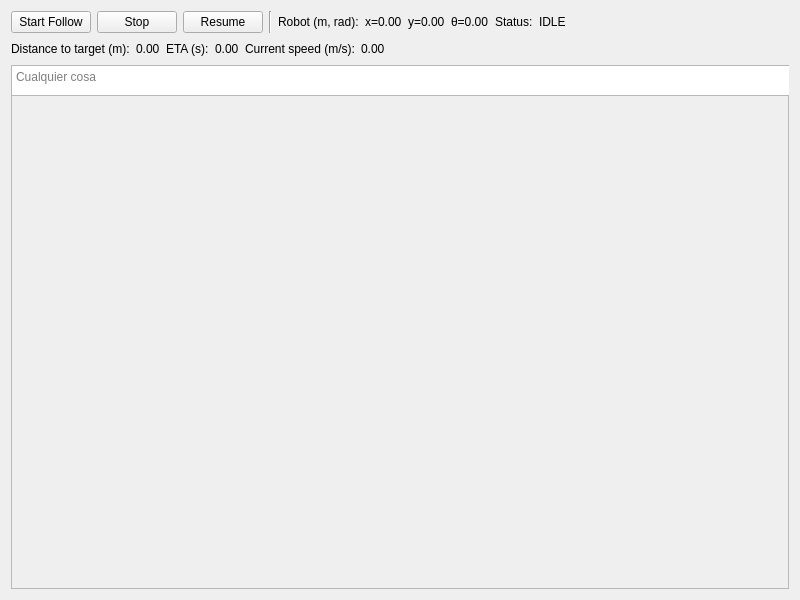
Above: ainf_mission_planner/src/mainUI.ui from SandraMaldonado10/RobAvanzadaG3 before the change. Below: the same form after it.
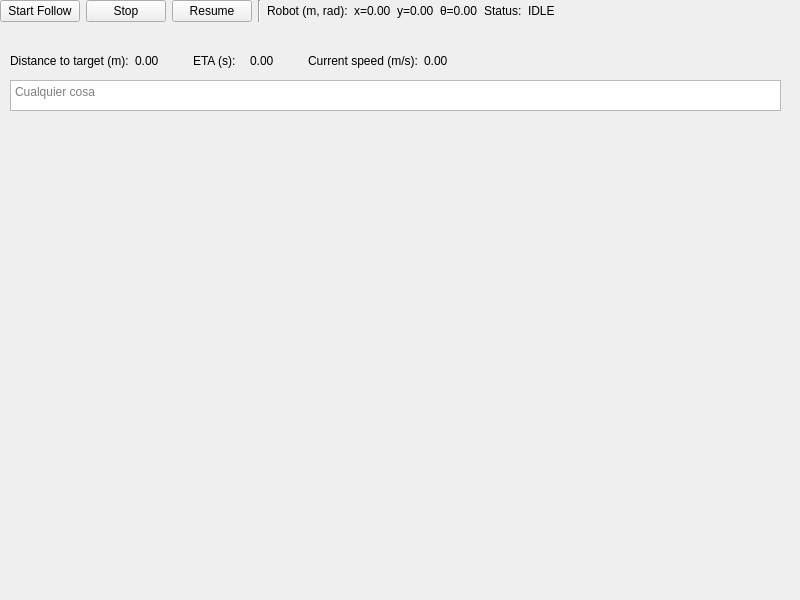
That is the form after the change.

Commit message: Interfaz arreglada

```diff
--- a/ainf_mission_planner/src/mainUI.ui
+++ b/ainf_mission_planner/src/mainUI.ui
@@ -13,8 +13,39 @@
   <property name="windowTitle">
    <string>ainf_mission_planner</string>
   </property>
-  <layout class="QVBoxLayout" name="verticalLayout_main">
-   <item>
+  <widget class="QFrame" name="frame">
+   <property name="geometry">
+    <rect>
+     <x>11</x>
+     <y>129</y>
+     <width>779</width>
+     <height>461</height>
+    </rect>
+   </property>
+   <property name="sizePolicy">
+    <sizepolicy hsizetype="Preferred" vsizetype="Expanding">
+     <horstretch>0</horstretch>
+     <verstretch>0</verstretch>
+    </sizepolicy>
+   </property>
+   <property name="frameShape">
+    <enum>QFrame::Shape::NoFrame</enum>
+   </property>
+  </widget>
+  <widget class="QTextEdit" name="object_prompt">
+   <property name="geometry">
+    <rect>
+     <x>10</x>
+     <y>80</y>
+     <width>771</width>
+     <height>31</height>
+    </rect>
+   </property>
+   <property name="placeholderText">
+    <string>Cualquier cosa</string>
+   </property>
+  </widget>
+  <widget class="QWidget" name="">
     <layout class="QHBoxLayout" name="horizontalLayout_top">
      <item>
       <widget class="QPushButton" name="pushButton_startFollow">
@@ -75,7 +106,7 @@
      <item>
       <spacer name="horizontalSpacer_top">
        <property name="orientation">
-        <enum>Qt::Orientation::Horizontal</enum>
+       <enum>Qt::Orientation::Vertical</enum>
        </property>
        <property name="sizeHint" stdset="0">
         <size>
@@ -86,9 +117,17 @@
       </spacer>
      </item>
     </layout>
-   </item>
-   <item>
-    <layout class="QHBoxLayout" name="horizontalLayout_metrics">
+  </widget>
+  <widget class="QWidget" name="">
+   <property name="geometry">
+    <rect>
+     <x>10</x>
+     <y>50</y>
+     <width>505</width>
+     <height>22</height>
+    </rect>
+   </property>
+   <layout class="QHBoxLayout" name="horizontalLayout">
      <item>
       <widget class="QLabel" name="label_distanceToTargetTitle">
        <property name="text">
@@ -134,7 +173,7 @@
      <item>
       <spacer name="horizontalSpacer_metrics">
        <property name="orientation">
-        <enum>Qt::Orientation::Horizontal</enum>
+       <enum>Qt::Orientation::Vertical</enum>
        </property>
        <property name="sizeHint" stdset="0">
         <size>
@@ -145,37 +184,7 @@
       </spacer>
      </item>
     </layout>
-   </item>
-   <item>
-    <widget class="QFrame" name="frame">
-     <property name="sizePolicy">
-      <sizepolicy hsizetype="Preferred" vsizetype="Expanding">
-       <horstretch>0</horstretch>
-       <verstretch>0</verstretch>
-      </sizepolicy>
-     </property>
-     <property name="frameShape">
-      <enum>QFrame::Shape::StyledPanel</enum>
-     </property>
-     <property name="frameShadow">
-      <enum>QFrame::Shadow::Raised</enum>
-     </property>
-     <widget class="QTextEdit" name="object_prompt">
-      <property name="geometry">
-       <rect>
-        <x>0</x>
-        <y>0</y>
-        <width>791</width>
-        <height>31</height>
-       </rect>
-      </property>
-      <property name="placeholderText">
-       <string>Cualquier cosa</string>
-      </property>
-     </widget>
-    </widget>
-   </item>
-  </layout>
+  </widget>
  </widget>
  <resources/>
  <connections/>
```
Lines whose indentation alone changed are shown as unchanged. The commit also changes 6 other files.
